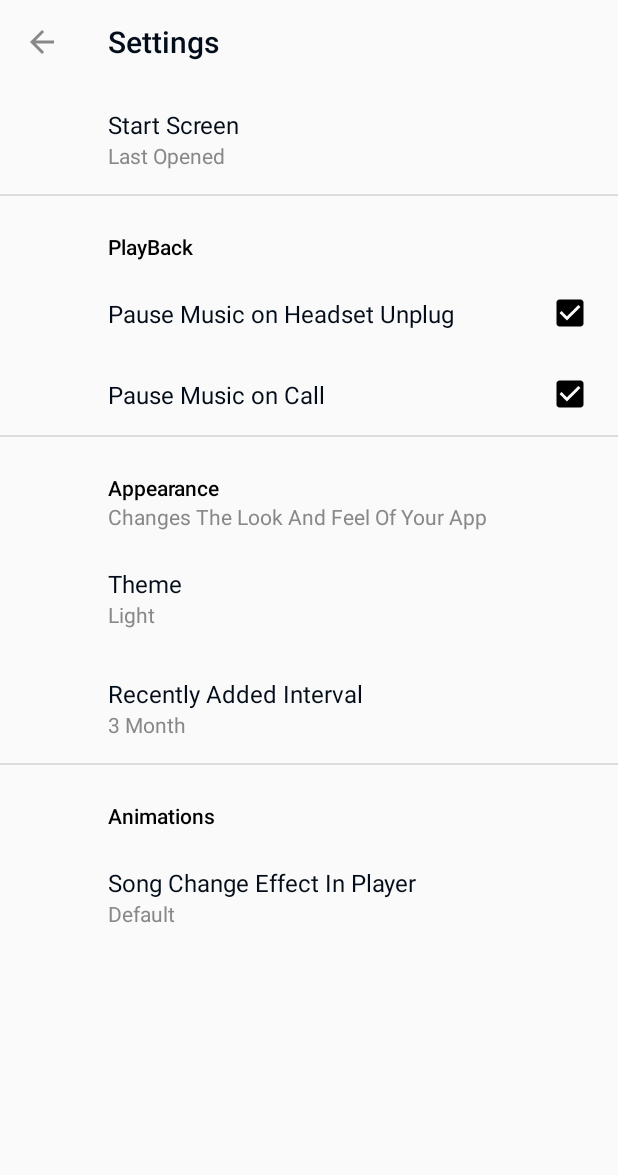
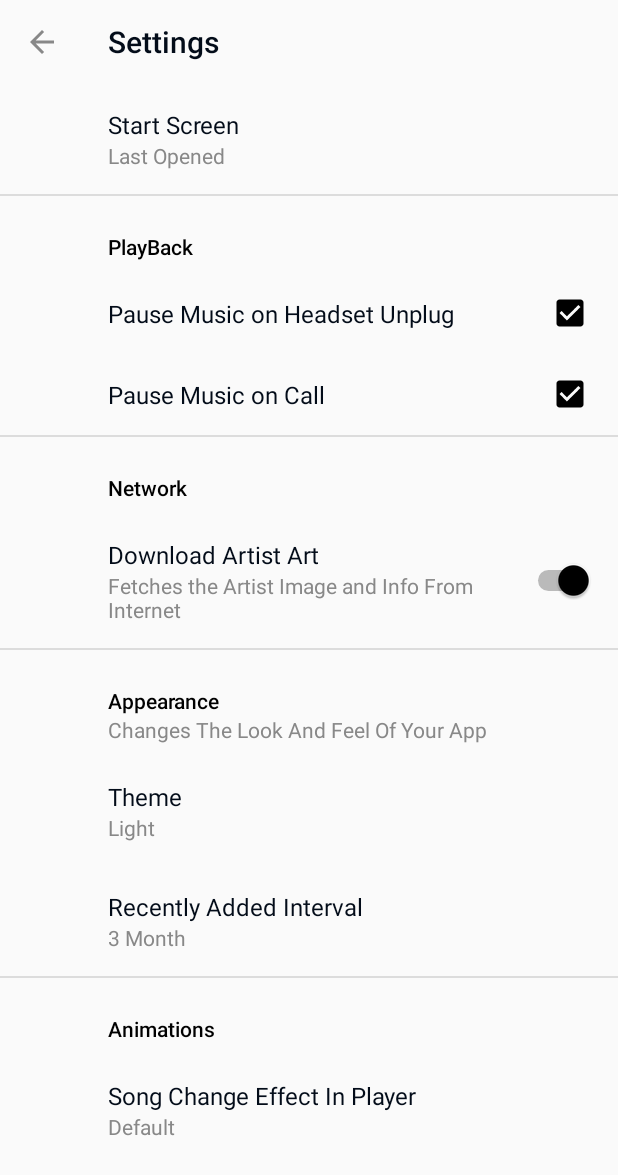
Before and after one commit to kunal52/XBeatPlayer, an Android app: the SettingActivity screen opened directly, with no data from a screen before it, on a phone screen of 412 x 824 dp. Shown: the top 1175 px of the screen. Run offline under Robolectric (Android 15) with nearby library versions, the phone set to English and light mode, and no system bars; our stand-ins replace androidx.preference; network calls fail.

Commit message:
Added Album Art Download Option

```diff
--- a/app/build.gradle
+++ b/app/build.gradle
@@ -6,7 +6,7 @@ android {
         applicationId "com.techweblearn.musicbeat"
         minSdkVersion 21
         targetSdkVersion 26
-        versionCode 13
+        versionCode 14
         versionName '1.1.0'
         testInstrumentationRunner "android.support.test.runner.AndroidJUnitRunner"
     }
--- a/app/src/main/java/com/techweblearn/musicbeat/FeedBackActivity.java
+++ b/app/src/main/java/com/techweblearn/musicbeat/FeedBackActivity.java
@@ -81,6 +81,7 @@ public class FeedBackActivity extends AppCompatActivity implements View.OnClickL
                         public void onSuccess(Void aVoid) {
                             progressDialog.dismiss();
                             Toast.makeText(getApplicationContext(), "Thanks For Feedback", Toast.LENGTH_SHORT).show();
+                            onBackPressed();
                         }
                     })
                     .addOnFailureListener(new OnFailureListener() {
--- a/app/src/main/res/xml/setting_preference.xml
+++ b/app/src/main/res/xml/setting_preference.xml
@@ -22,6 +22,17 @@
             android:title="Pause Music on Call" />
 
     </PreferenceCategory>
+
+    <PreferenceCategory android:title="Network">
+
+        <SwitchPreference
+            android:title="Download Artist Art"
+            android:defaultValue="true"
+            android:summary="Fetches the Artist Image and Info From Internet"
+            android:key="download_artist_art" />
+
+    </PreferenceCategory>
+
     <PreferenceCategory
         android:summary="Changes The Look And Feel Of Your App"
         android:title="Appearance">
```
Also changed, not shown: app/src/main/java/com/techweblearn/musicbeat/HomeActivity.java (+6 -2 lines), 1 other file.
